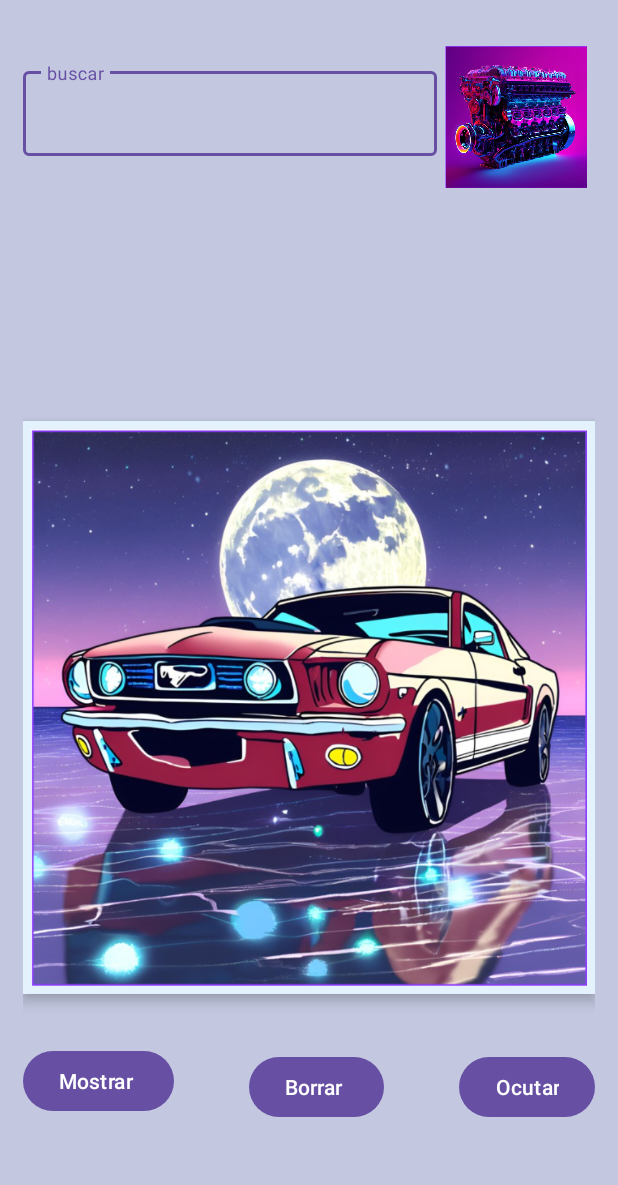
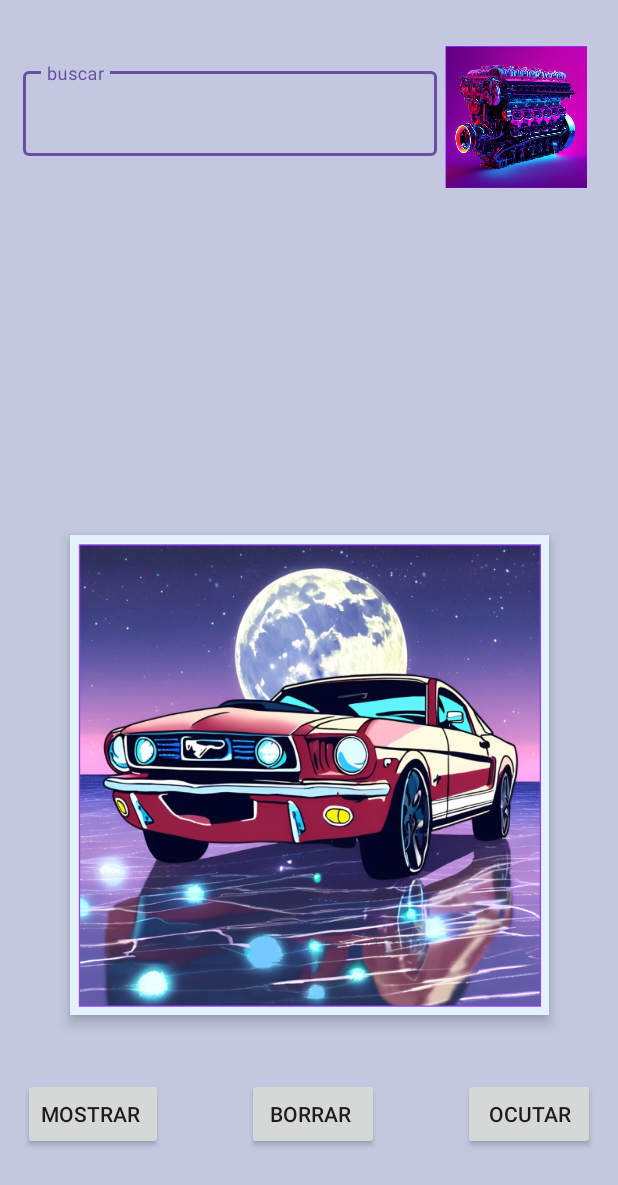
Before and after one commit to Requena05/Seminario3Disenio_Interfaces-Francisco-Requena-Sanchez, an Android app: the screen it shows after launch (VistaAMiGustoActivity), on a phone screen of 412 x 824 dp. Shown: the top 1185 px of the screen. Run offline under Robolectric (Android 15) with nearby library versions, the light colour scheme and no system bars.

Commit message:
feat: Implement Ejercicio05: Passing data between activities
This commit introduces a new feature, Ejercicio05, which demonstrates passing data between two activities:

- **Ejercicio05Activity:**
    - Takes user input for a number and a name.
    - Sends this data to Ejercicio05RecibirActivity when a button is clicked.
- **Ejercicio05RecibirActivity:**
    - Receives the data from Ejercicio05Activity.
    -
 Displays the received number and name in a TextView.
- **VistaAMiGustoActivity:**
    - Adds a button to launch Ejercicio05Activity.
- **Updates Maquetacion03Activity Buttons:**
    - Replaces standard buttons with `AppCompatButton`.
    - Styles the buttons with background color and text color.
- Updates layout and color resources.

```diff
--- a/app/src/main/java/com/example/seminario3disenio_interfaces_francisco_requena_sanchez/VistaAMiGustoActivity.kt
+++ b/app/src/main/java/com/example/seminario3disenio_interfaces_francisco_requena_sanchez/VistaAMiGustoActivity.kt
@@ -21,8 +21,10 @@
     private lateinit var ejercicio2: ImageButton
     private lateinit var ejercicio3: ImageButton
     private lateinit var ejercicio4: ImageButton
+    private lateinit var ejercicio5: ImageButton
     private lateinit var boton3: Button
     private lateinit var contenido: TextView
+
 
 
     override fun onCreate(savedInstanceState: Bundle?) {
@@ -36,7 +38,7 @@
         contenido = findViewById(R.id.Contenido)
         ejercicio3 = findViewById(R.id.Ejercicio3)
         ejercicio4 = findViewById(R.id.Ejercicio4)
-
+        ejercicio5 = findViewById(R.id.Ejercicio5)
 
 
 
@@ -79,7 +81,10 @@
             val intent = Intent(this, Ejercicio04Activity::class.java)
             startActivity(intent)
         }
-
+        ejercicio5.setOnClickListener {
+            val intent = Intent(this, Ejercicio05Activity::class.java)
+            startActivity(intent)
+        }
 
     }
 }
--- a/app/src/main/res/layout/activity_vista_ami_gusto.xml
+++ b/app/src/main/res/layout/activity_vista_ami_gusto.xml
@@ -44,19 +44,21 @@
         />
 
 
-    <Button
+    <androidx.appcompat.widget.AppCompatButton
         android:id="@+id/MostrarEjercicios"
         android:layout_width="0dp"
         android:layout_height="wrap_content"
-        android:layout_marginBottom="64dp"
+        android:layout_marginBottom="42dp"
         android:text="Mostrar "
         app:layout_constraintBottom_toBottomOf="parent"
-        app:layout_constraintStart_toStartOf="parent" />
+        app:layout_constraintStart_toStartOf="parent"
+        android:gravity="center"
+        />
 
     <ScrollView
         android:id="@+id/ElegirEjercicios"
         android:layout_width="0dp"
-        android:layout_height="71dp"
+        android:layout_height="132dp"
         android:layout_marginTop="10dp"
         android:visibility="invisible"
         app:layout_constraintTop_toBottomOf="@id/imagenvistaamigusto"
@@ -116,26 +118,42 @@
                 android:layout_gravity="center"
                 android:adjustViewBounds="true"
                 android:scaleType="centerInside"
-                android:src="@drawable/ejercicio2" />
+                android:src="@drawable/ejercicio5" />
+            <ImageButton
+                android:id="@+id/Ejercicio6"
+                android:layout_width="match_parent"
+                android:layout_height="65dp"
+                android:layout_gravity="center"
+                android:adjustViewBounds="true"
+                android:scaleType="centerInside"
+                android:src="@drawable/ejercicio6" />
+            <ImageButton
+                android:id="@+id/Ejercicio7"
+                android:layout_width="match_parent"
+                android:layout_height="65dp"
+                android:layout_gravity="center"
+                android:adjustViewBounds="true"
+                android:scaleType="centerInside"
+                android:src="@drawable/ejercicio7" />
         </LinearLayout>
     </ScrollView>
 
 
-    <Button
+    <androidx.appcompat.widget.AppCompatButton
         android:id="@+id/OcultarEjercicios"
         android:layout_width="0dp"
         android:layout_height="wrap_content"
-        android:layout_marginBottom="60dp"
+        android:layout_marginBottom="42dp"
         android:text="Ocutar"
         app:layout_constraintBottom_toBottomOf="parent"
         app:layout_constraintEnd_toEndOf="parent" />
 
-    <Button
+    <androidx.appcompat.widget.AppCompatButton
         android:id="@+id/BorrarBuscador"
         android:layout_width="wrap_content"
         android:layout_height="wrap_content"
         android:text="Borrar "
-        android:layout_marginBottom="60dp"
+        android:layout_marginBottom="42dp"
         app:layout_constraintBottom_toBottomOf="parent"
         app:layout_constraintEnd_toStartOf="@id/OcultarEjercicios"
         app:layout_constraintStart_toEndOf="@id/MostrarEjercicios" />
@@ -167,8 +185,8 @@
 
         <ImageView
 
-            android:layout_width="wrap_content"
-            android:layout_height="wrap_content"
+            android:layout_width="match_parent"
+            android:layout_height="320dp"
             android:layout_gravity="center"
             android:layout_weight="1"
             android:adjustViewBounds="true"
--- a/app/src/main/res/values/colors.xml
+++ b/app/src/main/res/values/colors.xml
@@ -6,4 +6,5 @@
     <color name="blaco">#FFFFFF</color>
     <color name="pastelito">#D7A166</color>
     <color name="verde_raro">#004336</color>
+    <color name="rosa">#FFEBEE</color>
 </resources>
```
Also changed, not shown: app/src/main/AndroidManifest.xml (+12 -0 lines), app/src/main/java/com/example/seminario3disenio_interfaces_francisco_requena_sanchez/Ejercicio05Activity.kt (added, +34 -0 lines), app/src/main/java/com/example/seminario3disenio_interfaces_francisco_requena_sanchez/Ejercicio05RecibirActivity.kt (added, +21 -0 lines), app/src/main/java/com/example/seminario3disenio_interfaces_francisco_requena_sanchez/Ejercicio06Activity.kt (added, +15 -0 lines), app/src/main/java/com/example/seminario3disenio_interfaces_francisco_requena_sanchez/Ejercicio06RecibirActivity.kt (added, +15 -0 lines), app/src/main/res/layout/activity_ejercicio05.xml (added, +90 -0 lines), app/src/main/res/layout/activity_ejercicio05_recibir.xml (added, +28 -0 lines), app/src/main/res/layout/activity_ejercicio06.xml (added, +10 -0 lines), app/src/main/res/layout/activity_ejercicio06_recibir.xml (added, +69 -0 lines), app/src/main/res/layout/activity_maquetacion03.xml (+13 -5 lines), app/src/main/res/drawable/ejercicio5.png (added), app/src/main/res/drawable/ejercicio6.png (added), app/src/main/res/drawable/ejercicio7.png (added).
